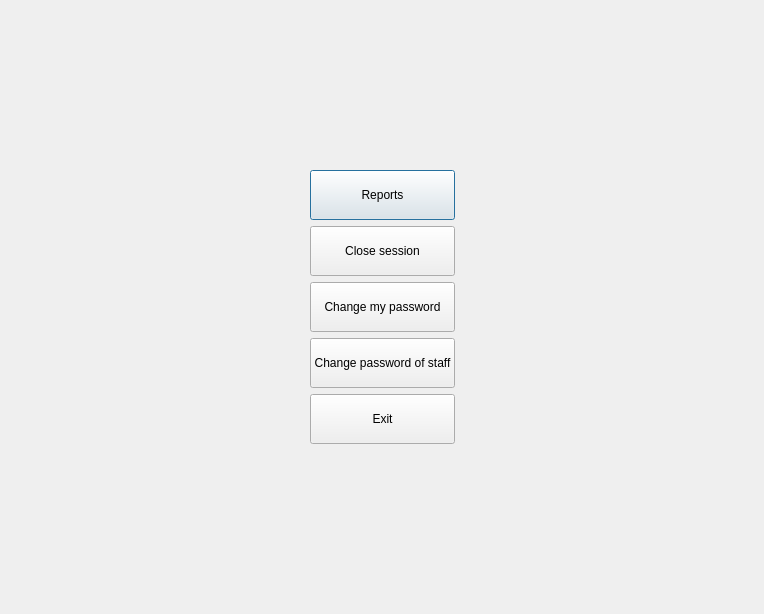
End1-1/Cafe5, file Waiter/dlgmanagertools.ui: the form before one commit.
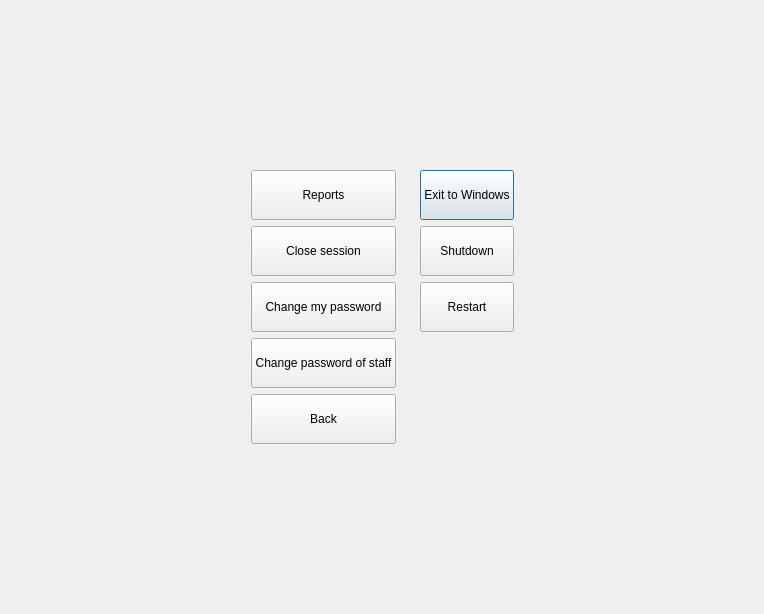
The form after the commit. Icons and pictures are not drawn.

The edit to the form file:
```diff
--- a/Waiter/dlgmanagertools.ui
+++ b/Waiter/dlgmanagertools.ui
@@ -14,6 +14,113 @@
    <string>Manager tools</string>
   </property>
   <layout class="QGridLayout" name="gridLayout">
+   <item row="1" column="2">
+    <widget class="QWidget" name="widget_2" native="true">
+     <property name="sizePolicy">
+      <sizepolicy hsizetype="Preferred" vsizetype="Preferred">
+       <horstretch>0</horstretch>
+       <verstretch>0</verstretch>
+      </sizepolicy>
+     </property>
+     <layout class="QVBoxLayout" name="verticalLayout_3">
+      <item>
+       <widget class="QPushButton" name="btnExitToWindows">
+        <property name="minimumSize">
+         <size>
+          <width>0</width>
+          <height>50</height>
+         </size>
+        </property>
+        <property name="text">
+         <string>Exit to Windows</string>
+        </property>
+        <property name="icon">
+         <iconset resource="../resources/res.qrc">
+          <normaloff>:/exit.png</normaloff>:/exit.png</iconset>
+        </property>
+        <property name="iconSize">
+         <size>
+          <width>32</width>
+          <height>32</height>
+         </size>
+        </property>
+       </widget>
+      </item>
+      <item>
+       <widget class="QPushButton" name="btnShutdown">
+        <property name="minimumSize">
+         <size>
+          <width>0</width>
+          <height>50</height>
+         </size>
+        </property>
+        <property name="text">
+         <string>Shutdown</string>
+        </property>
+        <property name="icon">
+         <iconset resource="../resources/res.qrc">
+          <normaloff>:/shutdown.png</normaloff>:/shutdown.png</iconset>
+        </property>
+        <property name="iconSize">
+         <size>
+          <width>32</width>
+          <height>32</height>
+         </size>
+        </property>
+       </widget>
+      </item>
+      <item>
+       <widget class="QPushButton" name="btnRestart">
+        <property name="minimumSize">
+         <size>
+          <width>0</width>
+          <height>50</height>
+         </size>
+        </property>
+        <property name="text">
+         <string>Restart</string>
+        </property>
+        <property name="icon">
+         <iconset resource="../resources/res.qrc">
+          <normaloff>:/restart.png</normaloff>:/restart.png</iconset>
+        </property>
+        <property name="iconSize">
+         <size>
+          <width>32</width>
+          <height>32</height>
+         </size>
+        </property>
+       </widget>
+      </item>
+      <item>
+       <spacer name="verticalSpacer_3">
+        <property name="orientation">
+         <enum>Qt::Vertical</enum>
+        </property>
+        <property name="sizeHint" stdset="0">
+         <size>
+          <width>20</width>
+          <height>40</height>
+         </size>
+        </property>
+       </spacer>
+      </item>
+     </layout>
+    </widget>
+   </item>
+   <item row="2" column="1">
+    <spacer name="verticalSpacer_2">
+     <property name="orientation">
+      <enum>Qt::Vertical</enum>
+     </property>
+     <property name="sizeHint" stdset="0">
+      <size>
+       <width>20</width>
+       <height>143</height>
+      </size>
+     </property>
+    </spacer>
+   </item>
    <item row="1" column="0">
     <spacer name="horizontalSpacer">
      <property name="orientation">
@@ -40,19 +147,6 @@
      </property>
     </spacer>
    </item>
-   <item row="1" column="2">
-    <spacer name="horizontalSpacer_2">
-     <property name="orientation">
-      <enum>Qt::Horizontal</enum>
-     </property>
-     <property name="sizeHint" stdset="0">
-      <size>
-       <width>288</width>
-       <height>20</height>
-      </size>
-     </property>
-    </spacer>
-   </item>
    <item row="1" column="1">
     <widget class="QWidget" name="widget" native="true">
      <property name="container" stdset="0">
@@ -76,6 +170,16 @@
         <property name="text">
          <string>Reports</string>
         </property>
+        <property name="icon">
+         <iconset resource="../resources/res.qrc">
+          <normaloff>:/report.png</normaloff>:/report.png</iconset>
+        </property>
+        <property name="iconSize">
+         <size>
+          <width>32</width>
+          <height>32</height>
+         </size>
+        </property>
        </widget>
       </item>
       <item>
@@ -95,6 +199,12 @@
         <property name="text">
          <string>Close session</string>
         </property>
+        <property name="iconSize">
+         <size>
+          <width>32</width>
+          <height>32</height>
+         </size>
+        </property>
        </widget>
       </item>
       <item>
@@ -114,6 +224,12 @@
         <property name="text">
          <string>Change my password</string>
         </property>
+        <property name="iconSize">
+         <size>
+          <width>32</width>
+          <height>32</height>
+         </size>
+        </property>
        </widget>
       </item>
       <item>
@@ -133,6 +249,12 @@
         <property name="text">
          <string>Change password of staff</string>
         </property>
+        <property name="iconSize">
+         <size>
+          <width>32</width>
+          <height>32</height>
+         </size>
+        </property>
        </widget>
       </item>
       <item>
@@ -150,22 +272,32 @@
          </size>
         </property>
         <property name="text">
-         <string>Exit</string>
+         <string>Back</string>
+        </property>
+        <property name="icon">
+         <iconset resource="../resources/res.qrc">
+          <normaloff>:/back.png</normaloff>:/back.png</iconset>
+        </property>
+        <property name="iconSize">
+         <size>
+          <width>32</width>
+          <height>32</height>
+         </size>
         </property>
        </widget>
       </item>
      </layout>
     </widget>
    </item>
-   <item row="2" column="1">
-    <spacer name="verticalSpacer_2">
+   <item row="1" column="3">
+    <spacer name="horizontalSpacer_2">
      <property name="orientation">
-      <enum>Qt::Vertical</enum>
+      <enum>Qt::Horizontal</enum>
      </property>
      <property name="sizeHint" stdset="0">
       <size>
-       <width>20</width>
-       <height>143</height>
+       <width>288</width>
+       <height>20</height>
       </size>
      </property>
     </spacer>
```
Left out of the diff: 5 changed lines with no effect on the pictures.
